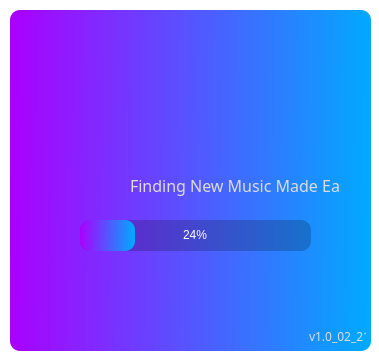
First picture: the form in splash_screen.ui, repository AzallazA/VibeShare, before the edit.
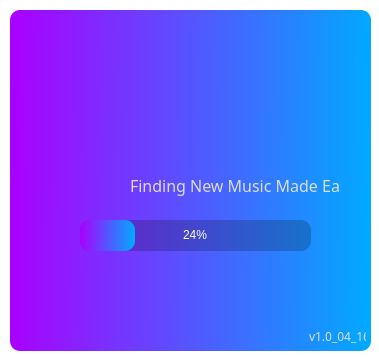
Second picture: the form after the edit. Icons and pictures are not drawn.

```diff
--- a/splash_screen.ui
+++ b/splash_screen.ui
@@ -74,7 +74,7 @@
          <string notr="true">background-color: rgba(255, 255, 255, 0);</string>
         </property>
         <property name="text">
-         <string>v1.0_02_21</string>
+         <string>v1.0_04_16</string>
         </property>
        </widget>
       </item>
```
